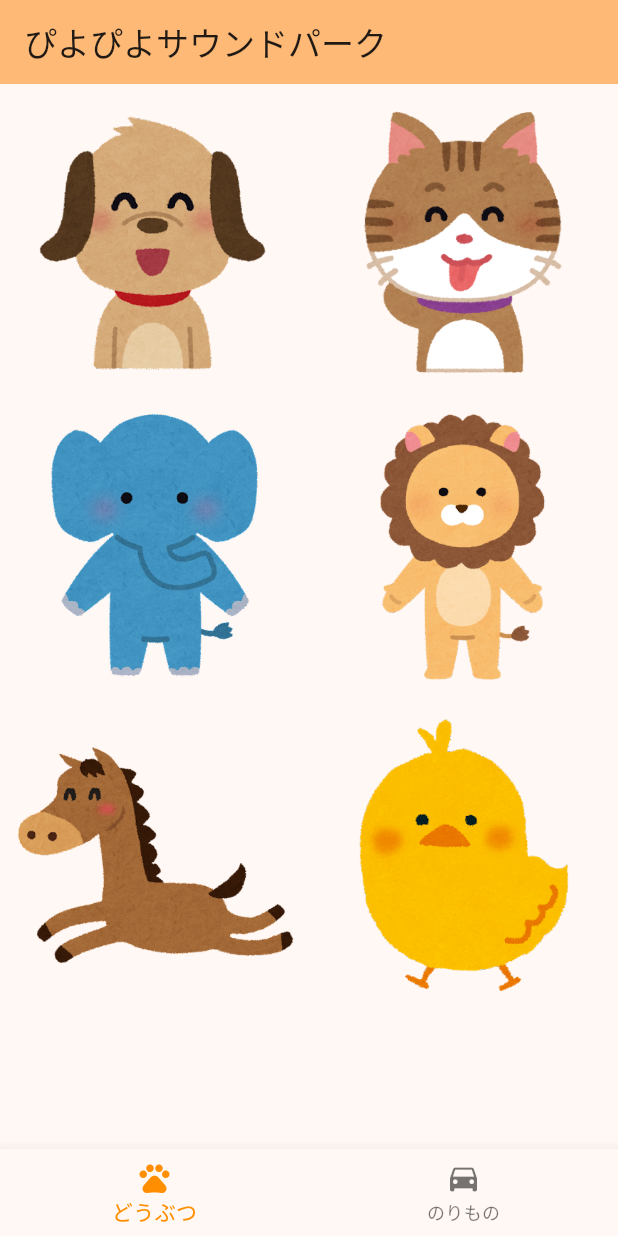
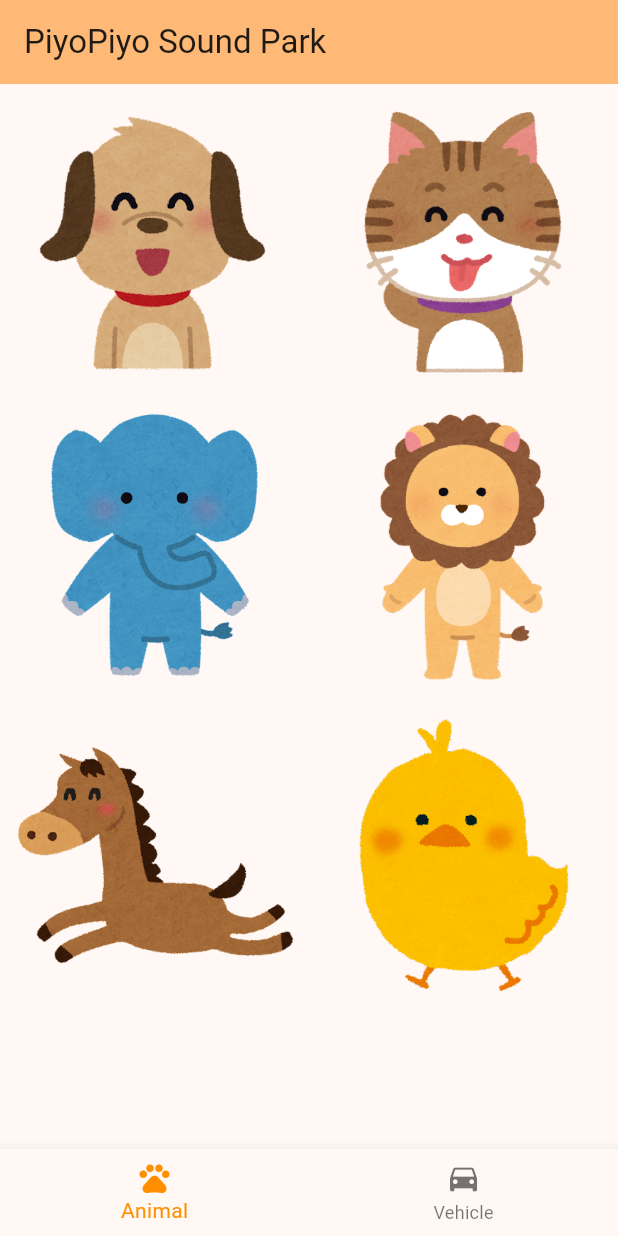
Before and after one commit to tkugimot/touch_and_hear, a Flutter app: the screen it shows after launch, on a phone screen of 412 x 824 dp. Run offline on Flutter 3.47's test engine with Material 2 defaults, Android fonts, the phone set to English and light mode, and no system bars; missing offline and left inert: soundpool; generated files the repository leaves out were written again.

Commit message:
i18n (#2)
* Add libs

* Update main.dart

* l10n

```diff
--- /dev/null
+++ b/l10n.yaml
@@ -0,0 +1,3 @@
+arb-dir: lib/l10n
+template-arb-file: app_en.arb
+output-localization-file: app_localizations.dart
--- /dev/null
+++ b/lib/l10n/app_en.arb
@@ -0,0 +1,14 @@
+{
+  "appTitle": "PiyoPiyo Sound Park",
+  "@appTitle": {
+    "description": "The app title"
+  },
+  "animal": "Animal",
+  "@animal": {
+    "description": "Animal"
+  },
+  "vehicle": "Vehicle",
+  "@vehicle": {
+    "description": "Vehicle"
+  }
+}
--- /dev/null
+++ b/lib/l10n/app_ja.arb
@@ -0,0 +1,5 @@
+{
+    "appTitle": "ぴよぴよサウンドパーク",
+    "animal": "どうぶつ",
+    "vehicle": "のりもの"
+}
--- a/lib/main.dart
+++ b/lib/main.dart
@@ -1,4 +1,6 @@
 import 'package:flutter/material.dart';
+import 'package:flutter_localizations/flutter_localizations.dart';
+import 'package:flutter_gen/gen_l10n/app_localizations.dart';
 import 'Sound.dart';
 
 void main() {
@@ -11,20 +13,25 @@ class MyApp extends StatelessWidget {
   @override
   Widget build(BuildContext context) {
     return MaterialApp(
-      title: 'ぴよぴよサウンドパーク',
+      title: "ぴよぴよサウンドパーク",
+      localizationsDelegates: const [
+        AppLocalizations.delegate,
+        GlobalMaterialLocalizations.delegate,
+        GlobalWidgetsLocalizations.delegate,
+        GlobalCupertinoLocalizations.delegate,
+      ],
+      supportedLocales: AppLocalizations.supportedLocales,
       theme: ThemeData(
         colorScheme: ColorScheme.fromSeed(seedColor: Colors.orange),
         useMaterial3: true,
       ),
-      home: const MyHomePage(title: 'ぴよぴよサウンドパーク'),
+      home: MyHomePage(),
     );
   }
 }
 
 class MyHomePage extends StatefulWidget {
-  const MyHomePage({super.key, required this.title});
-
-  final String title;
+  const MyHomePage({super.key});
 
   @override
   State<MyHomePage> createState() => _MyHomePageState();
@@ -131,23 +138,24 @@ class _MyHomePageState extends State<MyHomePage> {
 
   @override
   Widget build(BuildContext context) {
+    final l10n = AppLocalizations.of(context)!;
     return Scaffold(
       appBar: AppBar(
         backgroundColor: Theme.of(context).colorScheme.inversePrimary,
-        title: Text(widget.title),
+        title: Text(l10n.appTitle),
       ),
       body: Center(
         child: _widgetOptions.elementAt(_selectedIndex),
       ),
       bottomNavigationBar: BottomNavigationBar(
-        items: const <BottomNavigationBarItem>[
+        items: <BottomNavigationBarItem>[
           BottomNavigationBarItem(
-            icon: Icon(Icons.pets),
-            label: 'どうぶつ',
+            icon: const Icon(Icons.pets),
+            label: l10n.animal,
           ),
           BottomNavigationBarItem(
-            icon: Icon(Icons.directions_car),
-            label: 'のりもの',
+            icon: const Icon(Icons.directions_car),
+            label: l10n.vehicle,
           ),
         ],
         currentIndex: _selectedIndex,
--- a/pubspec.yaml
+++ b/pubspec.yaml
@@ -36,6 +36,9 @@ dependencies:
   # Use with the CupertinoIcons class for iOS style icons.
   cupertino_icons: ^1.0.2
   soundpool: ^2.3.0
+  flutter_localizations:
+    sdk: flutter
+  intl: any
 
 dev_dependencies:
   flutter_test:
@@ -53,7 +56,7 @@ dev_dependencies:
 
 # The following section is specific to Flutter packages.
 flutter:
-
+  generate: true
   # The following line ensures that the Material Icons font is
   # included with your application, so that you can use the icons in
   # the material Icons class.
```
Also changed, not shown: pubspec.lock.
